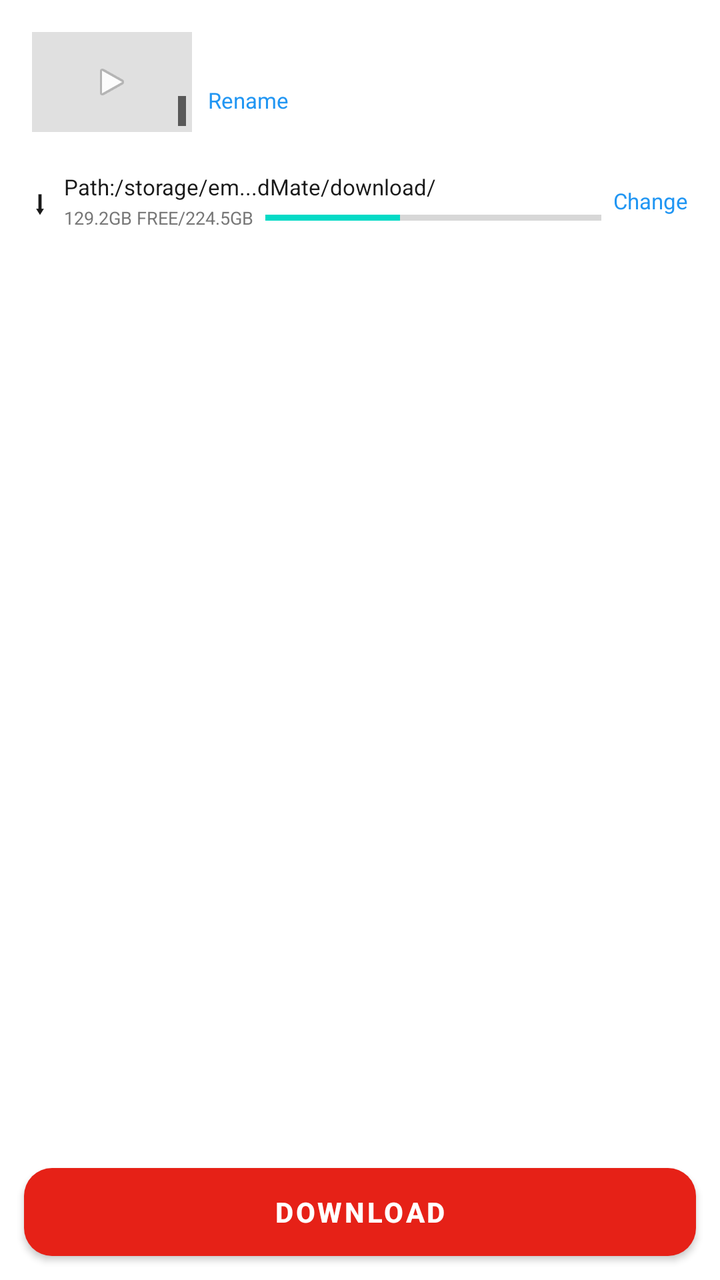
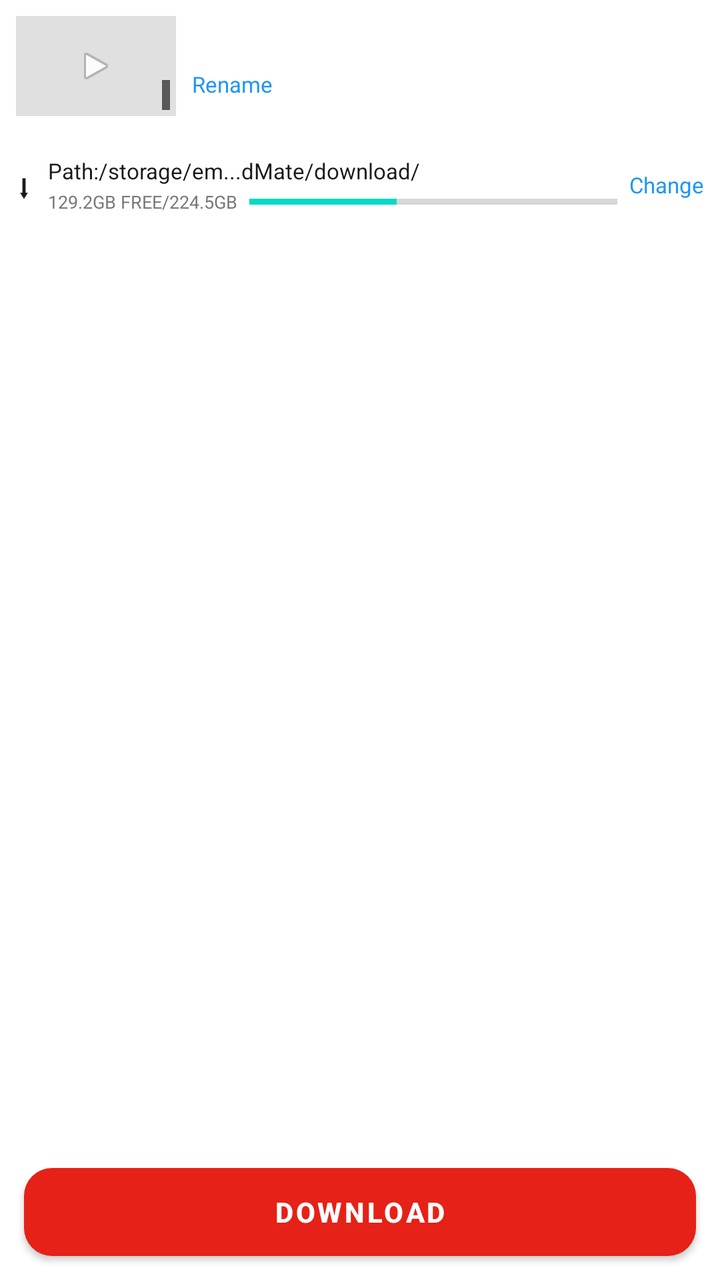

Screens rendered from an Android XML layout before and after an edit, with the pre-edit source and the edit as a unified diff.
<!-- AndroidManifest.xml: application theme Theme.Material3.Light.NoActionBar -->
<!-- res/layout/dialog_download.xml -->
<?xml version="1.0" encoding="utf-8"?>
<LinearLayout xmlns:android="http://schemas.android.com/apk/res/android"
    android:layout_width="match_parent"
    android:layout_height="wrap_content"
    android:orientation="vertical"
    android:background="@color/card">

    <ScrollView
        android:layout_width="match_parent"
        android:layout_height="0dp"
        android:layout_weight="1">

        <LinearLayout
            android:layout_width="match_parent"
            android:layout_height="wrap_content"
            android:orientation="vertical"
            android:padding="8dp">

            
            <LinearLayout
                android:layout_width="match_parent"
                android:layout_height="wrap_content"
                android:orientation="horizontal"
                android:gravity="center_vertical"
                android:padding="8dp">

                <FrameLayout
                    android:layout_width="80dp"
                    android:layout_height="50dp"
                    android:background="#E0E0E0">

                    <ImageView
                        android:id="@+id/iv_dlg_thumb"
                        android:layout_width="match_parent"
                        android:layout_height="match_parent"
                        android:scaleType="centerCrop" />

                    <ImageView
                        android:layout_width="20dp"
                        android:layout_height="20dp"
                        android:layout_gravity="center"
                        android:src="@android:drawable/ic_media_play"
                        android:alpha="0.9" />

                    <TextView
                        android:id="@+id/tv_dlg_duration"
                        android:layout_width="wrap_content"
                        android:layout_height="wrap_content"
                        android:layout_gravity="bottom|end"
                        android:layout_margin="3dp"
                        android:background="#99000000"
                        android:padding="2dp"
                        android:textColor="@color/white"
                        android:textSize="8sp" />
                </FrameLayout>

                <LinearLayout
                    android:layout_width="0dp"
                    android:layout_height="wrap_content"
                    android:layout_weight="1"
                    android:layout_marginStart="8dp"
                    android:orientation="vertical">

                    <TextView
                        android:id="@+id/tv_dlg_title"
                        android:layout_width="match_parent"
                        android:layout_height="wrap_content"
                        android:textColor="@color/text_primary"
                        android:textSize="12sp"
                        android:textStyle="bold"
                        android:maxLines="2"
                        android:ellipsize="end" />

                    <TextView
                        android:id="@+id/tv_dlg_rename"
                        android:layout_width="wrap_content"
                        android:layout_height="wrap_content"
                        android:layout_marginTop="2dp"
                        android:text="Rename"
                        android:textColor="#2196F3"
                        android:textSize="11sp"
                        android:clickable="true"
                        android:focusable="true" />
                </LinearLayout>
            </LinearLayout>

            
            <LinearLayout
                android:layout_width="match_parent"
                android:layout_height="wrap_content"
                android:orientation="horizontal"
                android:gravity="center_vertical"
                android:layout_marginTop="4dp"
                android:padding="8dp">

                <TextView
                    android:layout_width="wrap_content"
                    android:layout_height="wrap_content"
                    android:text="⬇"
                    android:textSize="16sp"
                    android:textColor="@color/text_primary" />

                <LinearLayout
                    android:layout_width="0dp"
                    android:layout_height="wrap_content"
                    android:layout_weight="1"
                    android:layout_marginStart="8dp"
                    android:orientation="vertical">

                    <TextView
                        android:id="@+id/tv_dlg_path"
                        android:layout_width="match_parent"
                        android:layout_height="wrap_content"
                        android:text="Path:/storage/em...dMate/download/"
                        android:textColor="@color/text_primary"
                        android:textSize="11sp"
                        android:singleLine="true"
                        android:ellipsize="middle" />

                    <LinearLayout
                        android:layout_width="match_parent"
                        android:layout_height="wrap_content"
                        android:orientation="horizontal"
                        android:gravity="center_vertical"
                        android:layout_marginTop="2dp">

                        <TextView
                            android:id="@+id/tv_dlg_storage"
                            android:layout_width="wrap_content"
                            android:layout_height="wrap_content"
                            android:text="129.2GB FREE/224.5GB"
                            android:textColor="@color/text_secondary"
                            android:textSize="9sp" />

                        <ProgressBar
                            android:id="@+id/pb_dlg_storage"
                            style="?android:attr/progressBarStyleHorizontal"
                            android:layout_width="0dp"
                            android:layout_height="3dp"
                            android:layout_weight="1"
                            android:layout_marginStart="6dp"
                            android:progress="40" />
                    </LinearLayout>
                </LinearLayout>

                <TextView
                    android:id="@+id/tv_dlg_change"
                    android:layout_width="wrap_content"
                    android:layout_height="wrap_content"
                    android:layout_marginStart="6dp"
                    android:text="Change"
                    android:textColor="#2196F3"
                    android:textSize="11sp"
                    android:clickable="true"
                    android:focusable="true" />
            </LinearLayout>

            <TextView
                android:id="@+id/tv_fetching"
                android:layout_width="match_parent"
                android:layout_height="wrap_content"
                android:layout_marginTop="8dp"
                android:gravity="center"
                android:text="@string/fetching_formats"
                android:visibility="gone" />

            
            <LinearLayout
                android:id="@+id/layout_music_section"
                android:layout_width="match_parent"
                android:layout_height="wrap_content"
                android:orientation="vertical"
                android:layout_marginTop="8dp"
                android:visibility="gone">

                <LinearLayout
                    android:layout_width="match_parent"
                    android:layout_height="wrap_content"
                    android:orientation="horizontal"
                    android:gravity="center_vertical">

                    <TextView
                        android:layout_width="wrap_content"
                        android:layout_height="wrap_content"
                        android:text="🎵"
                        android:textSize="14sp" />

                    <TextView
                        android:layout_width="wrap_content"
                        android:layout_height="wrap_content"
                        android:layout_marginStart="6dp"
                        android:text="@string/section_music"
                        android:textSize="13sp"
                        android:textStyle="bold"
                        android:textColor="@color/text_primary" />
                </LinearLayout>

                <androidx.recyclerview.widget.RecyclerView
                    android:id="@+id/rv_audio_formats"
                    android:layout_width="match_parent"
                    android:layout_height="wrap_content"
                    android:layout_marginTop="4dp"
                    android:nestedScrollingEnabled="false" />
            </LinearLayout>

            
            <LinearLayout
                android:id="@+id/layout_video_section"
                android:layout_width="match_parent"
                android:layout_height="wrap_content"
                android:orientation="vertical"
                android:layout_marginTop="8dp"
                android:visibility="gone">

                <LinearLayout
                    android:layout_width="match_parent"
                    android:layout_height="wrap_content"
                    android:orientation="horizontal"
                    android:gravity="center_vertical">

                    <TextView
                        android:layout_width="wrap_content"
                        android:layout_height="wrap_content"
                        android:text="🎬"
                        android:textSize="14sp" />

                    <TextView
                        android:layout_width="wrap_content"
                        android:layout_height="wrap_content"
                        android:layout_marginStart="6dp"
                        android:text="@string/section_video"
                        android:textSize="13sp"
                        android:textStyle="bold"
                        android:textColor="@color/text_primary" />
                </LinearLayout>

                <androidx.recyclerview.widget.RecyclerView
                    android:id="@+id/rv_video_formats"
                    android:layout_width="match_parent"
                    android:layout_height="wrap_content"
                    android:layout_marginTop="4dp"
                    android:nestedScrollingEnabled="false" />
            </LinearLayout>
        </LinearLayout>
    </ScrollView>

    
    <Button
        android:id="@+id/btn_download"
        android:layout_width="match_parent"
        android:layout_height="44dp"
        android:layout_margin="12dp"
        android:background="@drawable/bg_btn_download"
        android:text="@string/download"
        android:textColor="@color/white"
        android:textSize="14sp"
        android:textStyle="bold" />
</LinearLayout>
<!-- resources referenced by this layout -->
<resources>
  <color name="card">#FFFFFF</color>
  <color name="text_primary">#1A1A1A</color>
  <color name="text_secondary">#777777</color>
  <color name="white">#FFFFFF</color>
  <!-- drawable bg_btn_download (drawable) -->
  <?xml version="1.0" encoding="utf-8"?>
  <shape xmlns:android="http://schemas.android.com/apk/res/android" android:shape="rectangle">
      <corners android:radius="14dp" />
      <solid android:color="@color/red_accent" />
  </shape>
  <string name="download">Download</string>
  <string name="fetching_formats">Fetching available formats...</string>
  <string name="section_music">Audio (MP3)</string>
  <string name="section_video">Video (MP4)</string>
  <style name="Theme.Material3.Light.NoActionBar" parent="Theme.MaterialComponents.Light.NoActionBar">
          <item name="colorPrimary">@color/red_accent</item>
          <item name="colorPrimaryVariant">@color/red_accent</item>
          <item name="colorOnPrimary">@color/white</item>
          <item name="android:statusBarColor">@color/bg</item>
          <item name="android:windowLightStatusBar">true</item>
      </style>
  <color name="red_accent">#E62117</color>
  <color name="bg">#F8F8F8</color>
</resources>

<!-- the commit's change to res/layout/dialog_download.xml (unified diff, before → after) -->
@@ -1,248 +1,166 @@
 <?xml version="1.0" encoding="utf-8"?>
 <LinearLayout xmlns:android="http://schemas.android.com/apk/res/android"
     android:layout_width="match_parent"
-    android:layout_height="wrap_content"
+    android:layout_height="match_parent"
     android:orientation="vertical"
     android:background="@color/card">
 
-    <ScrollView
+    
+    <LinearLayout
         android:layout_width="match_parent"
-        android:layout_height="0dp"
-        android:layout_weight="1">
+        android:layout_height="wrap_content"
+        android:orientation="horizontal"
+        android:gravity="center_vertical"
+        android:padding="8dp">
+
+        <FrameLayout
+            android:layout_width="80dp"
+            android:layout_height="50dp"
+            android:background="#E0E0E0">
+
+            <ImageView
+                android:id="@+id/iv_dlg_thumb"
+                android:layout_width="match_parent"
+                android:layout_height="match_parent"
+                android:scaleType="centerCrop" />
+
+            <ImageView
+                android:layout_width="20dp"
+                android:layout_height="20dp"
+                android:layout_gravity="center"
+                android:src="@android:drawable/ic_media_play"
+                android:alpha="0.9" />
+
+            <TextView
+                android:id="@+id/tv_dlg_duration"
+                android:layout_width="wrap_content"
+                android:layout_height="wrap_content"
+                android:layout_gravity="bottom|end"
+                android:layout_margin="3dp"
+                android:background="#99000000"
+                android:padding="2dp"
+                android:textColor="@color/white"
+                android:textSize="8sp" />
+        </FrameLayout>
 
         <LinearLayout
-            android:layout_width="match_parent"
+            android:layout_width="0dp"
             android:layout_height="wrap_content"
-            android:orientation="vertical"
-            android:padding="8dp">
+            android:layout_weight="1"
+            android:layout_marginStart="8dp"
+            android:orientation="vertical">
 
-            
+            <TextView
+                android:id="@+id/tv_dlg_title"
+                android:layout_width="match_parent"
+                android:layout_height="wrap_content"
+                android:textColor="@color/text_primary"
+                android:textSize="12sp"
+                android:textStyle="bold"
+                android:maxLines="2"
+                android:ellipsize="end" />
+
+            <TextView
+                android:id="@+id/tv_dlg_rename"
+                android:layout_width="wrap_content"
+                android:layout_height="wrap_content"
+                android:layout_marginTop="2dp"
+                android:text="Rename"
+                android:textColor="#2196F3"
+                android:textSize="11sp"
+                android:clickable="true"
+                android:focusable="true" />
+        </LinearLayout>
+    </LinearLayout>
+
+    
+    <LinearLayout
+        android:layout_width="match_parent"
+        android:layout_height="wrap_content"
+        android:orientation="horizontal"
+        android:gravity="center_vertical"
+        android:layout_marginTop="4dp"
+        android:padding="8dp">
+
+        <TextView
+            android:layout_width="wrap_content"
+            android:layout_height="wrap_content"
+            android:text="⬇"
+            android:textSize="16sp"
+            android:textColor="@color/text_primary" />
+
+        <LinearLayout
+            android:layout_width="0dp"
+            android:layout_height="wrap_content"
+            android:layout_weight="1"
+            android:layout_marginStart="8dp"
+            android:orientation="vertical">
+
+            <TextView
+                android:id="@+id/tv_dlg_path"
+                android:layout_width="match_parent"
+                android:layout_height="wrap_content"
+                android:text="Path:/storage/em...dMate/download/"
+                android:textColor="@color/text_primary"
+                android:textSize="11sp"
+                android:singleLine="true"
+                android:ellipsize="middle" />
+
             <LinearLayout
                 android:layout_width="match_parent"
                 android:layout_height="wrap_content"
                 android:orientation="horizontal"
                 android:gravity="center_vertical"
-                android:padding="8dp">
-
-                <FrameLayout
-                    android:layout_width="80dp"
-                    android:layout_height="50dp"
-                    android:background="#E0E0E0">
-
-                    <ImageView
-                        android:id="@+id/iv_dlg_thumb"
-                        android:layout_width="match_parent"
-                        android:layout_height="match_parent"
-                        android:scaleType="centerCrop" />
-
-                    <ImageView
-                        android:layout_width="20dp"
-                        android:layout_height="20dp"
-                        android:layout_gravity="center"
-                        android:src="@android:drawable/ic_media_play"
-                        android:alpha="0.9" />
-
-                    <TextView
-                        android:id="@+id/tv_dlg_duration"
-                        android:layout_width="wrap_content"
-                        android:layout_height="wrap_content"
-                        android:layout_gravity="bottom|end"
-                        android:layout_margin="3dp"
-                        android:background="#99000000"
-                        android:padding="2dp"
-                        android:textColor="@color/white"
-                        android:textSize="8sp" />
-                </FrameLayout>
-
-                <LinearLayout
-                    android:layout_width="0dp"
-                    android:layout_height="wrap_content"
-                    android:layout_weight="1"
-                    android:layout_marginStart="8dp"
-                    android:orientation="vertical">
-
-                    <TextView
-                        android:id="@+id/tv_dlg_title"
-                        android:layout_width="match_parent"
-                        android:layout_height="wrap_content"
-                        android:textColor="@color/text_primary"
-                        android:textSize="12sp"
-                        android:textStyle="bold"
-                        android:maxLines="2"
-                        android:ellipsize="end" />
-
-                    <TextView
-                        android:id="@+id/tv_dlg_rename"
-                        android:layout_width="wrap_content"
-                        android:layout_height="wrap_content"
-                        android:layout_marginTop="2dp"
-                        android:text="Rename"
-                        android:textColor="#2196F3"
-                        android:textSize="11sp"
-                        android:clickable="true"
-                        android:focusable="true" />
-                </LinearLayout>
-            </LinearLayout>
-
-            
-            <LinearLayout
-                android:layout_width="match_parent"
-                android:layout_height="wrap_content"
-                android:orientation="horizontal"
-                android:gravity="center_vertical"
-                android:layout_marginTop="4dp"
-                android:padding="8dp">
+                android:layout_marginTop="2dp">
 
                 <TextView
+                    android:id="@+id/tv_dlg_storage"
                     android:layout_width="wrap_content"
                     android:layout_height="wrap_content"
-                    android:text="⬇"
-                    android:textSize="16sp"
-                    android:textColor="@color/text_primary" />
+                    android:text="129.2GB FREE/224.5GB"
+                    android:textColor="@color/text_secondary"
+                    android:textSize="9sp" />
 
-                <LinearLayout
+                <ProgressBar
+                    android:id="@+id/pb_dlg_storage"
+                    style="?android:attr/progressBarStyleHorizontal"
                     android:layout_width="0dp"
-                    android:layout_height="wrap_content"
+                    android:layout_height="3dp"
                     android:layout_weight="1"
-                    android:layout_marginStart="8dp"
-                    android:orientation="vertical">
-
-                    <TextView
-                        android:id="@+id/tv_dlg_path"
-                        android:layout_width="match_parent"
-                        android:layout_height="wrap_content"
-                        android:text="Path:/storage/em...dMate/download/"
-                        android:textColor="@color/text_primary"
-                        android:textSize="11sp"
-                        android:singleLine="true"
-                        android:ellipsize="middle" />
-
-                    <LinearLayout
-                        android:layout_width="match_parent"
-                        android:layout_height="wrap_content"
-                        android:orientation="horizontal"
-                        android:gravity="center_vertical"
-                        android:layout_marginTop="2dp">
-
-                        <TextView
-                            android:id="@+id/tv_dlg_storage"
-                            android:layout_width="wrap_content"
-                            android:layout_height="wrap_content"
-                            android:text="129.2GB FREE/224.5GB"
-                            android:textColor="@color/text_secondary"
-                            android:textSize="9sp" />
-
-                        <ProgressBar
-                            android:id="@+id/pb_dlg_storage"
-                            style="?android:attr/progressBarStyleHorizontal"
-                            android:layout_width="0dp"
-                            android:layout_height="3dp"
-                            android:layout_weight="1"
-                            android:layout_marginStart="6dp"
-                            android:progress="40" />
-                    </LinearLayout>
-                </LinearLayout>
-
-                <TextView
-                    android:id="@+id/tv_dlg_change"
-                    android:layout_width="wrap_content"
-                    android:layout_height="wrap_content"
                     android:layout_marginStart="6dp"
-                    android:text="Change"
-                    android:textColor="#2196F3"
-                    android:textSize="11sp"
-                    android:clickable="true"
-                    android:focusable="true" />
-            </LinearLayout>
-
-            <TextView
-                android:id="@+id/tv_fetching"
-                android:layout_width="match_parent"
-                android:layout_height="wrap_content"
-                android:layout_marginTop="8dp"
-                android:gravity="center"
-                android:text="@string/fetching_formats"
-                android:visibility="gone" />
-
-            
-            <LinearLayout
-                android:id="@+id/layout_music_section"
-                android:layout_width="match_parent"
-                android:layout_height="wrap_content"
-                android:orientation="vertical"
-                android:layout_marginTop="8dp"
-                android:visibility="gone">
-
-                <LinearLayout
-                    android:layout_width="match_parent"
-                    android:layout_height="wrap_content"
-                    android:orientation="horizontal"
-                    android:gravity="center_vertical">
-
-                    <TextView
-                        android:layout_width="wrap_content"
-                        android:layout_height="wrap_content"
-                        android:text="🎵"
-                        android:textSize="14sp" />
-
-                    <TextView
-                        android:layout_width="wrap_content"
-                        android:layout_height="wrap_content"
-                        android:layout_marginStart="6dp"
-                        android:text="@string/section_music"
-                        android:textSize="13sp"
-                        android:textStyle="bold"
-                        android:textColor="@color/text_primary" />
-                </LinearLayout>
-
-                <androidx.recyclerview.widget.RecyclerView
-                    android:id="@+id/rv_audio_formats"
-                    android:layout_width="match_parent"
-                    android:layout_height="wrap_content"
-                    android:layout_marginTop="4dp"
-                    android:nestedScrollingEnabled="false" />
-            </LinearLayout>
-
-            
-            <LinearLayout
-                android:id="@+id/layout_video_section"
-                android:layout_width="match_parent"
-                android:layout_height="wrap_content"
-                android:orientation="vertical"
-                android:layout_marginTop="8dp"
-                android:visibility="gone">
-
-                <LinearLayout
-                    android:layout_width="match_parent"
-                    android:layout_height="wrap_content"
-                    android:orientation="horizontal"
-                    android:gravity="center_vertical">
-
-                    <TextView
-                        android:layout_width="wrap_content"
-                        android:layout_height="wrap_content"
-                        android:text="🎬"
-                        android:textSize="14sp" />
-
-                    <TextView
-                        android:layout_width="wrap_content"
-                        android:layout_height="wrap_content"
-                        android:layout_marginStart="6dp"
-                        android:text="@string/section_video"
-                        android:textSize="13sp"
-                        android:textStyle="bold"
-                        android:textColor="@color/text_primary" />
-                </LinearLayout>
-
-                <androidx.recyclerview.widget.RecyclerView
-                    android:id="@+id/rv_video_formats"
-                    android:layout_width="match_parent"
-                    android:layout_height="wrap_content"
-                    android:layout_marginTop="4dp"
-                    android:nestedScrollingEnabled="false" />
+                    android:progress="40" />
             </LinearLayout>
         </LinearLayout>
-    </ScrollView>
+
+        <TextView
+            android:id="@+id/tv_dlg_change"
+            android:layout_width="wrap_content"
+            android:layout_height="wrap_content"
+            android:layout_marginStart="6dp"
+            android:text="Change"
+            android:textColor="#2196F3"
+            android:textSize="11sp"
+            android:clickable="true"
+            android:focusable="true" />
+    </LinearLayout>
+
+    <TextView
+        android:id="@+id/tv_fetching"
+        android:layout_width="match_parent"
+        android:layout_height="wrap_content"
+        android:layout_marginTop="8dp"
+        android:gravity="center"
+        android:text="@string/fetching_formats"
+        android:visibility="gone" />
+
+    
+    <androidx.recyclerview.widget.RecyclerView
+        android:id="@+id/rv_formats"
+        android:layout_width="match_parent"
+        android:layout_height="0dp"
+        android:layout_weight="1"
+        android:padding="8dp"
+        android:clipToPadding="false" />
 
     
     <Button
<!-- resource entries referenced after the edit -->
@@ -12,8 +12,6 @@
   </shape>
   <string name="download">Download</string>
   <string name="fetching_formats">Fetching available formats...</string>
-  <string name="section_music">Audio (MP3)</string>
-  <string name="section_video">Video (MP4)</string>
   <style name="Theme.Material3.Light.NoActionBar" parent="Theme.MaterialComponents.Light.NoActionBar">
           <item name="colorPrimary">@color/red_accent</item>
           <item name="colorPrimaryVariant">@color/red_accent</item>
